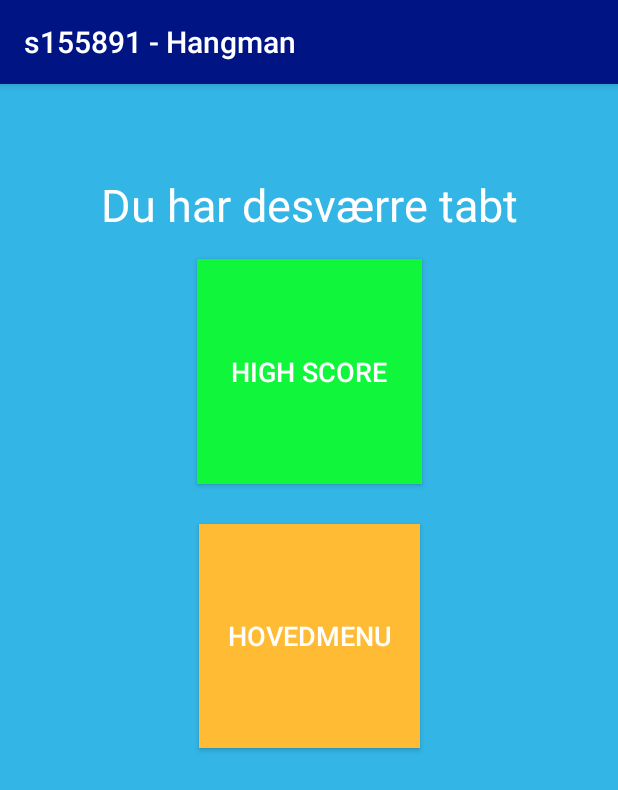
After one commit to Daktapus/simpleHangman, an Android app: the tabtActivity screen opened directly, with no data from a screen before it, on a phone screen of 412 x 824 dp. The commit adds this screen. Shown: the top 790 px of the screen. Run offline under Robolectric (Android 15) with nearby library versions, the phone set to English and light mode, and no system bars; network calls fail.

Commit message:
iteration 2

```diff
--- /dev/null
+++ b/app/src/main/java/com/example/benjamindamore/a155891hangman/tabtActivity.java
@@ -0,0 +1,50 @@
+package com.example.benjamindamore.a155891hangman;
+
+import android.content.Intent;
+import android.media.MediaPlayer;
+import android.support.v7.app.AppCompatActivity;
+import android.os.Bundle;
+import android.view.View;
+import android.widget.Button;
+import android.widget.TextView;
+
+public class tabtActivity extends AppCompatActivity implements View.OnClickListener{
+
+    public TextView tvtabt;
+    public Button menu;
+    public Button score;
+    MediaPlayer lost;
+
+    @Override
+    protected void onCreate(Bundle savedInstanceState) {
+        super.onCreate(savedInstanceState);
+        setContentView(R.layout.activity_tabt);
+
+        tvtabt = (TextView) findViewById(R.id.tvtabt);
+        menu = (Button) findViewById(R.id.menuBut);
+        score = (Button) findViewById(R.id.scoreBut);
+
+        menu.setOnClickListener(this);
+        tvtabt.setOnClickListener(this);
+        score.setOnClickListener(this);
+
+        lost = MediaPlayer.create(this, R.raw.sad);
+
+        lost.start();
+
+    }
+
+    @Override
+    public void onClick(View v) {
+        tvtabt.setText("Du har tabt");
+        if(v==menu){
+            Intent i = new Intent(tabtActivity.this, StartingScreen.class);
+            this.startActivity(i);
+        }
+        else if (v==score) {
+            Intent i = new Intent(tabtActivity.this, ScoreActivity.class);
+            this.startActivity(i);
+        }
+
+    }
+}
--- /dev/null
+++ b/app/src/main/res/layout/activity_tabt.xml
@@ -0,0 +1,61 @@
+<?xml version="1.0" encoding="utf-8"?>
+<android.support.constraint.ConstraintLayout xmlns:android="http://schemas.android.com/apk/res/android"
+    xmlns:app="http://schemas.android.com/apk/res-auto"
+    xmlns:tools="http://schemas.android.com/tools"
+    android:layout_width="match_parent"
+    android:layout_height="match_parent"
+    android:background="@android:color/holo_blue_light"
+    tools:context="com.example.benjamindamore.a155891hangman.tabtActivity"
+    tools:layout_editor_absoluteY="81dp"
+    tools:ignore="MissingDefaultResource">
+
+    <TextView
+        android:id="@+id/tvtabt"
+        android:layout_width="294dp"
+        android:layout_height="wrap_content"
+        android:layout_marginEnd="8dp"
+        android:layout_marginStart="8dp"
+        android:layout_marginTop="60dp"
+        android:text="Du har desværre tabt"
+        android:textAlignment="center"
+        android:textColor="@android:color/background_light"
+        android:textSize="30sp"
+
+        app:layout_constraintEnd_toEndOf="parent"
+        app:layout_constraintStart_toStartOf="parent"
+        app:layout_constraintTop_toTopOf="parent" />
+
+    <Button
+        android:id="@+id/menuBut"
+        android:layout_width="147dp"
+        android:layout_height="149dp"
+        android:layout_marginStart="8dp"
+        android:layout_marginTop="24dp"
+        android:layout_marginEnd="8dp"
+        android:layout_marginBottom="8dp"
+        android:background="@android:color/holo_orange_light"
+        android:text="Hovedmenu"
+        android:textColor="@android:color/background_light"
+        android:textSize="18sp"
+
+        app:layout_constraintBottom_toBottomOf="parent"
+        app:layout_constraintEnd_toEndOf="parent"
+        app:layout_constraintStart_toStartOf="parent"
+        app:layout_constraintTop_toBottomOf="@+id/scoreBut"
+        app:layout_constraintVertical_bias="0.008" />
+
+    <Button
+        android:id="@+id/scoreBut"
+        android:layout_width="150dp"
+        android:layout_height="150dp"
+        android:layout_marginStart="8dp"
+        android:layout_marginTop="16dp"
+        android:layout_marginEnd="8dp"
+        android:background="#10f63a"
+        android:text="High Score"
+        android:textColor="@android:color/background_light"
+        android:textSize="18sp"
+        app:layout_constraintEnd_toEndOf="parent"
+        app:layout_constraintStart_toStartOf="parent"
+        app:layout_constraintTop_toBottomOf="@+id/tvtabt" />
+</android.support.constraint.ConstraintLayout>
--- a/build.gradle
+++ b/build.gradle
@@ -1,6 +1,7 @@
 // Top-level build file where you can add configuration options common to all sub-projects/modules.
 
 buildscript {
+    ext.kotlin_version = '1.3.0'
 
     repositories {
         google()
@@ -8,7 +9,7 @@ buildscript {
     }
     dependencies {
         classpath 'com.android.tools.build:gradle:3.2.1'
-
+        classpath "org.jetbrains.kotlin:kotlin-gradle-plugin:$kotlin_version"
 
         // NOTE: Do not place your application dependencies here; they belong
         // in the individual module build.gradle files
```
Also changed, not shown: app/build.gradle (+7 -0 lines), app/src/main/AndroidManifest.xml (+12 -0 lines), app/src/main/java/com/example/benjamindamore/a155891hangman/Adapter.java (added, +50 -0 lines), app/src/main/java/com/example/benjamindamore/a155891hangman/Hangman.java (+40 -3 lines), app/src/main/java/com/example/benjamindamore/a155891hangman/ListItemObject.java (added, +46 -0 lines), app/src/main/java/com/example/benjamindamore/a155891hangman/ScoreActivity.java (added, +37 -0 lines), app/src/main/java/com/example/benjamindamore/a155891hangman/StartingScreen.java (+41 -4 lines), app/src/main/java/com/example/benjamindamore/a155891hangman/VundetActivity.java (added, +67 -0 lines), app/src/main/java/com/example/benjamindamore/a155891hangman/galgelegLogik.java (+15 -1 lines), app/src/main/res/layout/activity_score.xml (added, +43 -0 lines), app/src/main/res/layout/activity_starting_screen.xml (+30 -1 lines), app/src/main/res/layout/activity_vundet.xml (added, +63 -0 lines), app/src/main/res/layout/layout_item.xml (added, +110 -0 lines), 3 other files.
